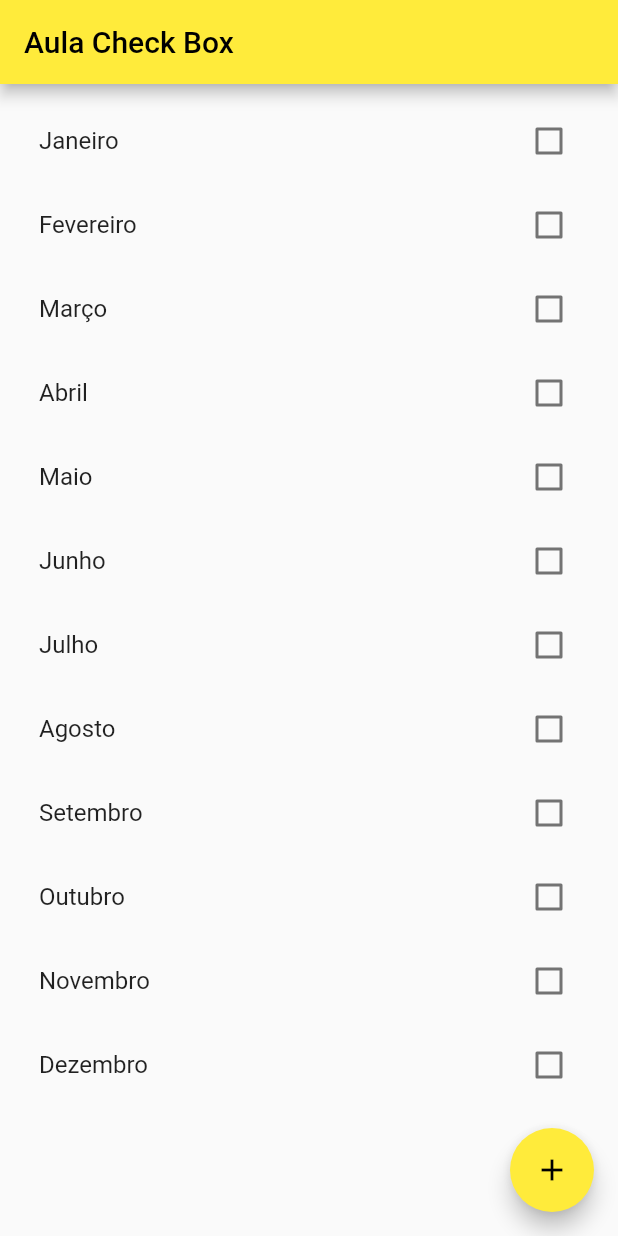
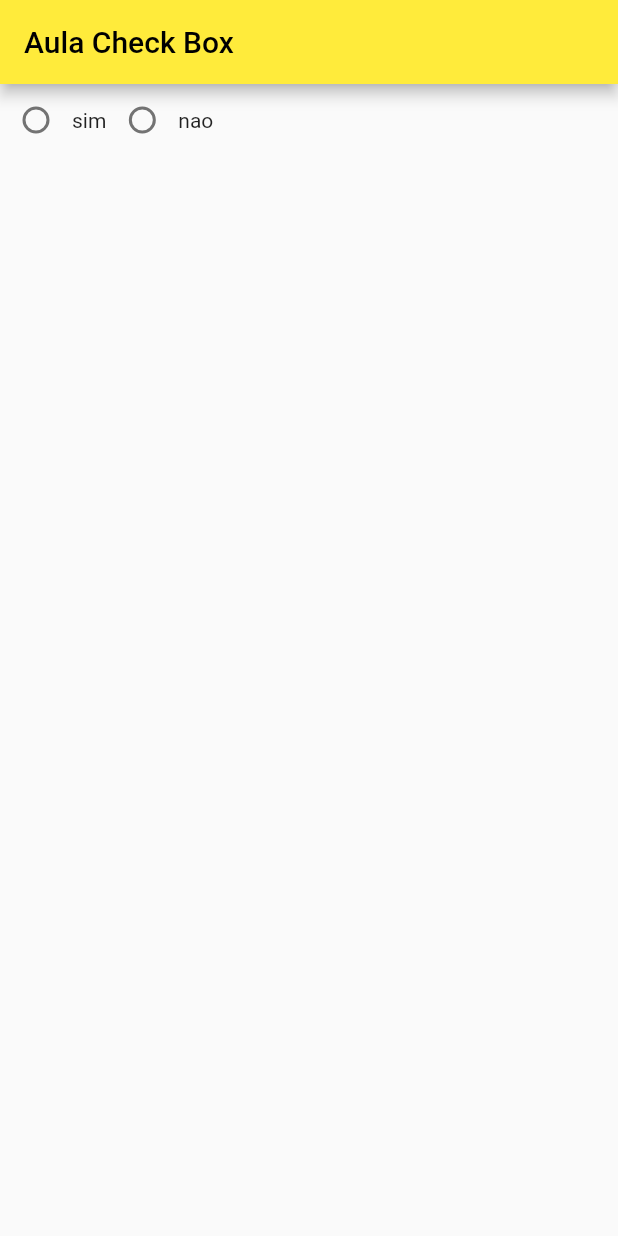
Before and after one commit to nikolasrailan/flutter-checkbox, a Flutter app: the screen it shows after launch, on a phone screen of 412 x 824 dp. Run offline on Flutter 3.47's test engine with Material 2 defaults, Android fonts, the phone set to English and light mode, and no system bars.

Commit message:
widget radio

```diff
--- a/aula_check/lib/home.dart
+++ b/aula_check/lib/home.dart
@@ -32,27 +32,44 @@ class _HomeState extends State<MyHomePage> {
     CheckBoxOption(title: 'Dezembro'),
   ];
 
+  String resposta = '';
+
   @override
   Widget build(BuildContext context) {
     return Scaffold(
-      appBar: AppBar(
-        title: Text(widget.title),
-      ),
-      body: Container(
-        padding: const EdgeInsets.symmetric(horizontal: 10, vertical: 10),
-        child: ListView.builder(
-            shrinkWrap: true,
-            physics: const NeverScrollableScrollPhysics(),
-            itemCount: months.length,
-            itemBuilder: (_, index) {
-              return CheckboxCustomWidget(item: months[index]);
-            }),
-      ),
-      floatingActionButton: FloatingActionButton(
-        onPressed: printSelectedMonths,
-        child: const Icon(Icons.add),
-      ),
-    );
+        appBar: AppBar(
+          title: Text(widget.title),
+        ),
+        body: Row(
+          children: <Widget>[
+            Row(
+              children: <Widget>[
+                Radio(
+                    value: 'sim',
+                    groupValue: resposta,
+                    onChanged: (value) {
+                      setState(() {
+                        resposta = value.toString();
+                      });
+                    }),
+                const Text('sim'),
+              ],
+            ),
+            Row(
+              children: <Widget>[
+                Radio(
+                    value: 'nao',
+                    groupValue: resposta,
+                    onChanged: (value) {
+                      setState(() {
+                        resposta = value.toString();
+                      });
+                    }),
+                const Text('nao'),
+              ],
+            )
+          ],
+        ));
   }
 
   void printSelectedMonths() {
@@ -64,3 +81,11 @@ class _HomeState extends State<MyHomePage> {
     });
   }
 }
+
+//ListView.builder(
+//            shrinkWrap: true,
+//            physics: const NeverScrollableScrollPhysics(),
+//            itemCount: months.length,
+//            itemBuilder: (_, index) {
+//              return CheckboxCustomWidget(item: months[index]);
+//            }),
```
